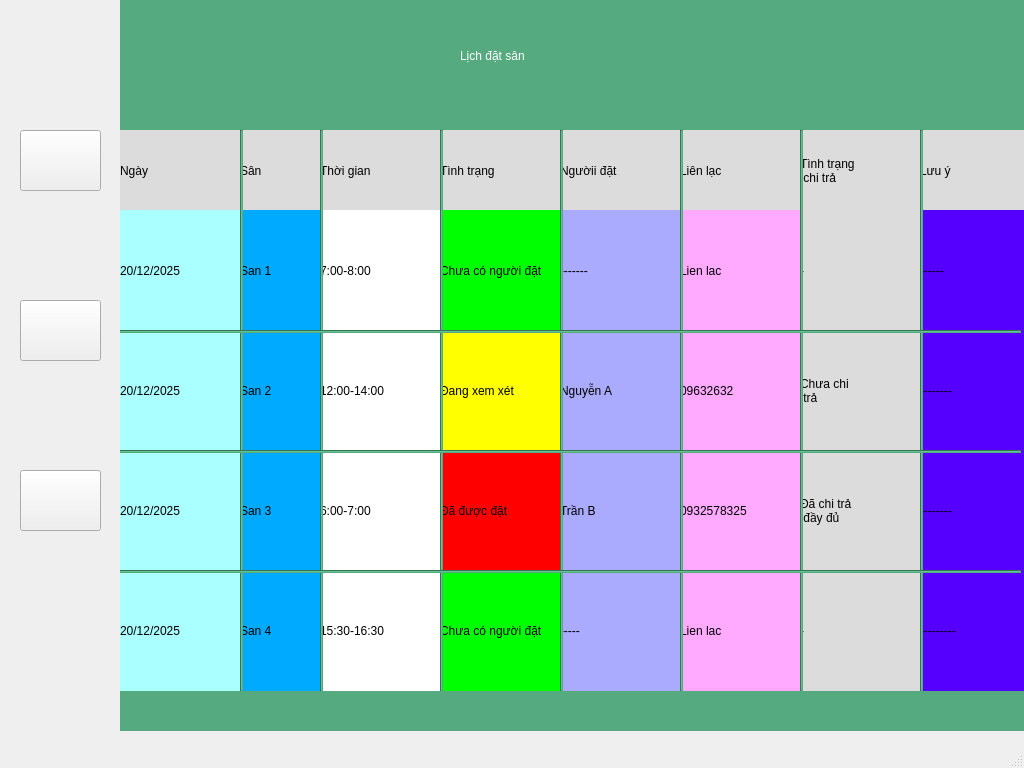
First picture: the form in ui/mainwindow.ui, repository NormalHumanUserName/python-app, before the edit.
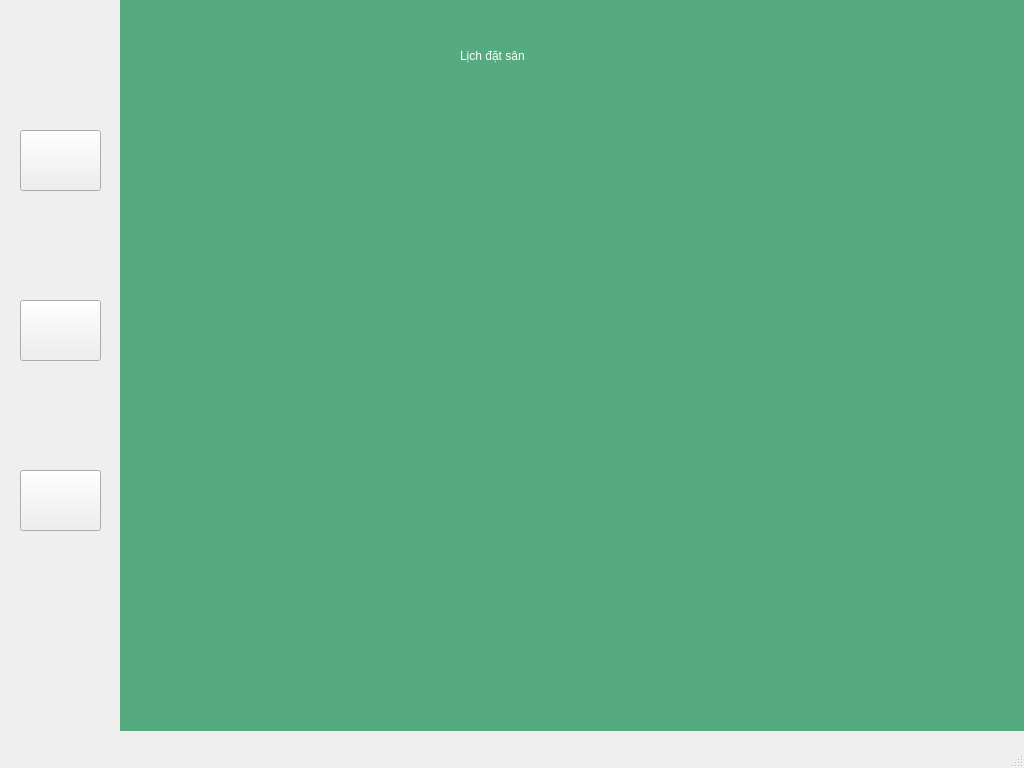
Second picture: the form after the edit. The open tabs and pages were chosen to show the change. Icons and pictures are not drawn.

```diff
--- a/ui/mainwindow.ui
+++ b/ui/mainwindow.ui
@@ -515,24 +515,6 @@
      </widget>
     </widget>
     <widget class="QWidget" name="page_2">
-     <widget class="QLabel" name="label_7">
-      <property name="geometry">
-       <rect>
-        <x>0</x>
-        <y>130</y>
-        <width>121</width>
-        <height>81</height>
-       </rect>
-      </property>
-      <property name="styleSheet">
-       <string notr="true">background-color:rgb(220, 220, 220);
-font: 14pt &quot;Segoe UI&quot;;
-</string>
-      </property>
-      <property name="text">
-       <string>Ngày</string>
-      </property>
-     </widget>
      <widget class="QLabel" name="label">
       <property name="geometry">
        <rect>
@@ -550,839 +532,14 @@
        <string>Lịch đặt sân</string>
       </property>
      </widget>
-     <widget class="QLabel" name="label_47">
+     <widget class="QWidget" name="widget" native="true">
       <property name="geometry">
        <rect>
-        <x>120</x>
-        <y>130</y>
-        <width>81</width>
-        <height>81</height>
-       </rect>
-      </property>
-      <property name="styleSheet">
-       <string notr="true">background-color:rgb(220,220,220);
-font: 14pt &quot;Segoe UI&quot;;
-</string>
-      </property>
-      <property name="text">
-       <string>Sân</string>
-      </property>
-     </widget>
-     <widget class="QLabel" name="label_48">
-      <property name="geometry">
-       <rect>
-        <x>200</x>
-        <y>130</y>
-        <width>121</width>
-        <height>81</height>
-       </rect>
-      </property>
-      <property name="styleSheet">
-       <string notr="true">background-color:rgb(220,220,220);
-font: 14pt &quot;Segoe UI&quot;;
-</string>
-      </property>
-      <property name="text">
-       <string>Thời gian</string>
-      </property>
-     </widget>
-     <widget class="QLabel" name="label_49">
-      <property name="geometry">
-       <rect>
-        <x>320</x>
-        <y>130</y>
-        <width>121</width>
-        <height>81</height>
-       </rect>
-      </property>
-      <property name="styleSheet">
-       <string notr="true">background-color:rgb(220,220,220);
-font: 14pt &quot;Segoe UI&quot;;
-</string>
-      </property>
-      <property name="text">
-       <string>Tình trạng</string>
-      </property>
-     </widget>
-     <widget class="QLabel" name="label_50">
-      <property name="geometry">
-       <rect>
-        <x>440</x>
-        <y>130</y>
-        <width>121</width>
-        <height>81</height>
-       </rect>
-      </property>
-      <property name="styleSheet">
-       <string notr="true">background-color:rgb(220,220,220);
-font: 14pt &quot;Segoe UI&quot;;
-</string>
-      </property>
-      <property name="text">
-       <string>Ngườii đặt</string>
-      </property>
-     </widget>
-     <widget class="QLabel" name="label_51">
-      <property name="geometry">
-       <rect>
-        <x>560</x>
-        <y>130</y>
-        <width>121</width>
-        <height>81</height>
-       </rect>
-      </property>
-      <property name="styleSheet">
-       <string notr="true">background-color:rgb(220,220,220);
-font: 14pt &quot;Segoe UI&quot;;
-</string>
-      </property>
-      <property name="text">
-       <string>Liên lạc</string>
-      </property>
-     </widget>
-     <widget class="QLabel" name="label_52">
-      <property name="geometry">
-       <rect>
-        <x>680</x>
-        <y>130</y>
-        <width>121</width>
-        <height>81</height>
-       </rect>
-      </property>
-      <property name="styleSheet">
-       <string notr="true">background-color:rgb(220,220,220);
-font: 14pt &quot;Segoe UI&quot;;
-</string>
-      </property>
-      <property name="text">
-       <string>Tình trạng
- chi trả</string>
-      </property>
-     </widget>
-     <widget class="QLabel" name="label_53">
-      <property name="geometry">
-       <rect>
-        <x>800</x>
-        <y>130</y>
-        <width>111</width>
-        <height>81</height>
-       </rect>
-      </property>
-      <property name="styleSheet">
-       <string notr="true">background-color:rgb(220,220,220);
-font: 14pt &quot;Segoe UI&quot;;
-</string>
-      </property>
-      <property name="text">
-       <string>Lưu ý</string>
-      </property>
-     </widget>
-     <widget class="QLabel" name="label_8">
-      <property name="geometry">
-       <rect>
         <x>0</x>
-        <y>210</y>
-        <width>121</width>
-        <height>121</height>
-       </rect>
-      </property>
-      <property name="styleSheet">
-       <string notr="true">background-color:rgb(170, 255, 255);
-font: 14pt &quot;Segoe UI&quot;;
-</string>
-      </property>
-      <property name="text">
-       <string>20/12/2025</string>
-      </property>
-     </widget>
-     <widget class="QLabel" name="label_9">
-      <property name="geometry">
-       <rect>
-        <x>0</x>
-        <y>330</y>
-        <width>121</width>
-        <height>121</height>
-       </rect>
-      </property>
-      <property name="styleSheet">
-       <string notr="true">background-color:rgb(170, 255, 255);
-font: 14pt &quot;Segoe UI&quot;;
-</string>
-      </property>
-      <property name="text">
-       <string>20/12/2025</string>
-      </property>
-     </widget>
-     <widget class="QLabel" name="label_10">
-      <property name="geometry">
-       <rect>
-        <x>0</x>
-        <y>450</y>
-        <width>121</width>
-        <height>121</height>
-       </rect>
-      </property>
-      <property name="styleSheet">
-       <string notr="true">background-color:rgb(170, 255, 255);
-font: 14pt &quot;Segoe UI&quot;;
-</string>
-      </property>
-      <property name="text">
-       <string>20/12/2025</string>
-      </property>
-     </widget>
-     <widget class="QLabel" name="label_11">
-      <property name="geometry">
-       <rect>
-        <x>0</x>
-        <y>570</y>
-        <width>121</width>
-        <height>121</height>
-       </rect>
-      </property>
-      <property name="styleSheet">
-       <string notr="true">background-color:rgb(170, 255, 255);
-font: 14pt &quot;Segoe UI&quot;;
-</string>
-      </property>
-      <property name="text">
-       <string>20/12/2025</string>
-      </property>
-     </widget>
-     <widget class="QLabel" name="label_54">
-      <property name="geometry">
-       <rect>
-        <x>120</x>
-        <y>210</y>
-        <width>81</width>
-        <height>121</height>
-       </rect>
-      </property>
-      <property name="styleSheet">
-       <string notr="true">background-color:rgb(0, 170, 255);
-font: 14pt &quot;Segoe UI&quot;;
-</string>
-      </property>
-      <property name="text">
-       <string>San 1</string>
-      </property>
-     </widget>
-     <widget class="QLabel" name="label_55">
-      <property name="geometry">
-       <rect>
-        <x>120</x>
-        <y>330</y>
-        <width>81</width>
-        <height>121</height>
-       </rect>
-      </property>
-      <property name="styleSheet">
-       <string notr="true">background-color:rgb(0, 170, 255);
-font: 14pt &quot;Segoe UI&quot;;
-</string>
-      </property>
-      <property name="text">
-       <string>San 2</string>
-      </property>
-     </widget>
-     <widget class="QLabel" name="label_56">
-      <property name="geometry">
-       <rect>
-        <x>120</x>
-        <y>450</y>
-        <width>81</width>
-        <height>121</height>
-       </rect>
-      </property>
-      <property name="styleSheet">
-       <string notr="true">background-color:rgb(0, 170, 255);
-font: 14pt &quot;Segoe UI&quot;;
-</string>
-      </property>
-      <property name="text">
-       <string>San 3</string>
-      </property>
-     </widget>
-     <widget class="QLabel" name="label_57">
-      <property name="geometry">
-       <rect>
-        <x>120</x>
-        <y>570</y>
-        <width>81</width>
-        <height>121</height>
-       </rect>
-      </property>
-      <property name="styleSheet">
-       <string notr="true">background-color:rgb(0, 170, 255);
-font: 14pt &quot;Segoe UI&quot;;
-</string>
-      </property>
-      <property name="text">
-       <string>San 4</string>
-      </property>
-     </widget>
-     <widget class="QLabel" name="label_58">
-      <property name="geometry">
-       <rect>
-        <x>200</x>
-        <y>210</y>
-        <width>121</width>
-        <height>121</height>
-       </rect>
-      </property>
-      <property name="styleSheet">
-       <string notr="true">background-color:rgb(255, 255, 255);
-font: 14pt &quot;Segoe UI&quot;;
-</string>
-      </property>
-      <property name="text">
-       <string>7:00-8:00</string>
-      </property>
-     </widget>
-     <widget class="QLabel" name="label_59">
-      <property name="geometry">
-       <rect>
-        <x>200</x>
-        <y>330</y>
-        <width>121</width>
-        <height>121</height>
-       </rect>
-      </property>
-      <property name="styleSheet">
-       <string notr="true">background-color:rgb(255, 255, 255);
-font: 14pt &quot;Segoe UI&quot;;
-</string>
-      </property>
-      <property name="text">
-       <string>12:00-14:00</string>
-      </property>
-     </widget>
-     <widget class="QLabel" name="label_60">
-      <property name="geometry">
-       <rect>
-        <x>200</x>
-        <y>450</y>
-        <width>121</width>
-        <height>121</height>
-       </rect>
-      </property>
-      <property name="styleSheet">
-       <string notr="true">background-color:rgb(255, 255, 255);
-font: 14pt &quot;Segoe UI&quot;;
-</string>
-      </property>
-      <property name="text">
-       <string>6:00-7:00</string>
-      </property>
-     </widget>
-     <widget class="QLabel" name="label_61">
-      <property name="geometry">
-       <rect>
-        <x>200</x>
-        <y>570</y>
-        <width>121</width>
-        <height>121</height>
-       </rect>
-      </property>
-      <property name="styleSheet">
-       <string notr="true">background-color:rgb(255, 255, 255);
-font: 14pt &quot;Segoe UI&quot;;
-</string>
-      </property>
-      <property name="text">
-       <string>15:30-16:30</string>
-      </property>
-     </widget>
-     <widget class="QLabel" name="label_62">
-      <property name="geometry">
-       <rect>
-        <x>320</x>
-        <y>210</y>
-        <width>121</width>
-        <height>121</height>
-       </rect>
-      </property>
-      <property name="styleSheet">
-       <string notr="true">background-color:rgb(0, 255, 0);
-font: 14pt &quot;Segoe UI&quot;;
-</string>
-      </property>
-      <property name="text">
-       <string>Chưa có người đặt</string>
-      </property>
-     </widget>
-     <widget class="QLabel" name="label_63">
-      <property name="geometry">
-       <rect>
-        <x>320</x>
-        <y>330</y>
-        <width>121</width>
-        <height>121</height>
-       </rect>
-      </property>
-      <property name="styleSheet">
-       <string notr="true">background-color:rgb(255, 255, 0);
-font: 14pt &quot;Segoe UI&quot;;
-</string>
-      </property>
-      <property name="text">
-       <string>Đang xem xét</string>
-      </property>
-     </widget>
-     <widget class="QLabel" name="label_64">
-      <property name="geometry">
-       <rect>
-        <x>320</x>
-        <y>450</y>
-        <width>121</width>
-        <height>121</height>
-       </rect>
-      </property>
-      <property name="styleSheet">
-       <string notr="true">background-color:rgb(255, 0, 0);
-font: 14pt &quot;Segoe UI&quot;;
-</string>
-      </property>
-      <property name="text">
-       <string>Đã được đặt</string>
-      </property>
-     </widget>
-     <widget class="QLabel" name="label_65">
-      <property name="geometry">
-       <rect>
-        <x>320</x>
-        <y>570</y>
-        <width>121</width>
-        <height>121</height>
-       </rect>
-      </property>
-      <property name="styleSheet">
-       <string notr="true">background-color:rgb(0, 255, 0);
-font: 14pt &quot;Segoe UI&quot;;
-</string>
-      </property>
-      <property name="text">
-       <string>Chưa có người đặt</string>
-      </property>
-     </widget>
-     <widget class="QLabel" name="label_66">
-      <property name="geometry">
-       <rect>
-        <x>440</x>
-        <y>210</y>
-        <width>121</width>
-        <height>121</height>
-       </rect>
-      </property>
-      <property name="styleSheet">
-       <string notr="true">background-color:rgb(170, 170, 255);
-font: 14pt &quot;Segoe UI&quot;;
-</string>
-      </property>
-      <property name="text">
-       <string>-------</string>
-      </property>
-     </widget>
-     <widget class="QLabel" name="label_67">
-      <property name="geometry">
-       <rect>
-        <x>440</x>
-        <y>330</y>
-        <width>121</width>
-        <height>121</height>
-       </rect>
-      </property>
-      <property name="styleSheet">
-       <string notr="true">background-color:rgb(170, 170, 255);
-font: 14pt &quot;Segoe UI&quot;;
-</string>
-      </property>
-      <property name="text">
-       <string>Nguyễn A</string>
-      </property>
-     </widget>
-     <widget class="QLabel" name="label_68">
-      <property name="geometry">
-       <rect>
-        <x>440</x>
-        <y>450</y>
-        <width>121</width>
-        <height>121</height>
-       </rect>
-      </property>
-      <property name="styleSheet">
-       <string notr="true">background-color:rgb(170, 170, 255);
-font: 14pt &quot;Segoe UI&quot;;
-</string>
-      </property>
-      <property name="text">
-       <string>Trần B</string>
-      </property>
-     </widget>
-     <widget class="QLabel" name="label_69">
-      <property name="geometry">
-       <rect>
-        <x>440</x>
-        <y>570</y>
-        <width>121</width>
-        <height>121</height>
-       </rect>
-      </property>
-      <property name="styleSheet">
-       <string notr="true">background-color:rgb(170, 170, 255);
-font: 14pt &quot;Segoe UI&quot;;
-</string>
-      </property>
-      <property name="text">
-       <string>-----</string>
-      </property>
-     </widget>
-     <widget class="QLabel" name="label_70">
-      <property name="geometry">
-       <rect>
-        <x>560</x>
-        <y>210</y>
-        <width>121</width>
-        <height>121</height>
-       </rect>
-      </property>
-      <property name="styleSheet">
-       <string notr="true">background-color:rgb(255, 170, 255);
-font: 14pt &quot;Segoe UI&quot;;
-</string>
-      </property>
-      <property name="text">
-       <string>Lien lac</string>
-      </property>
-     </widget>
-     <widget class="QLabel" name="label_71">
-      <property name="geometry">
-       <rect>
-        <x>560</x>
-        <y>330</y>
-        <width>121</width>
-        <height>121</height>
-       </rect>
-      </property>
-      <property name="styleSheet">
-       <string notr="true">background-color:rgb(255, 170, 255);
-font: 14pt &quot;Segoe UI&quot;;
-</string>
-      </property>
-      <property name="text">
-       <string>09632632</string>
-      </property>
-     </widget>
-     <widget class="QLabel" name="label_72">
-      <property name="geometry">
-       <rect>
-        <x>560</x>
-        <y>450</y>
-        <width>121</width>
-        <height>121</height>
-       </rect>
-      </property>
-      <property name="styleSheet">
-       <string notr="true">background-color:rgb(255, 170, 255);
-font: 14pt &quot;Segoe UI&quot;;
-</string>
-      </property>
-      <property name="text">
-       <string>0932578325</string>
-      </property>
-     </widget>
-     <widget class="QLabel" name="label_73">
-      <property name="geometry">
-       <rect>
-        <x>560</x>
-        <y>570</y>
-        <width>121</width>
-        <height>121</height>
-       </rect>
-      </property>
-      <property name="styleSheet">
-       <string notr="true">background-color:rgb(255, 170, 255);
-font: 14pt &quot;Segoe UI&quot;;
-</string>
-      </property>
-      <property name="text">
-       <string>Lien lac</string>
-      </property>
-     </widget>
-     <widget class="QLabel" name="label_74">
-      <property name="geometry">
-       <rect>
-        <x>680</x>
-        <y>210</y>
-        <width>121</width>
-        <height>121</height>
-       </rect>
-      </property>
-      <property name="styleSheet">
-       <string notr="true">background-color:rgb(220,220,220);
-font: 14pt &quot;Segoe UI&quot;;
-</string>
-      </property>
-      <property name="text">
-       <string>-</string>
-      </property>
-     </widget>
-     <widget class="QLabel" name="label_75">
-      <property name="geometry">
-       <rect>
-        <x>680</x>
-        <y>330</y>
-        <width>121</width>
-        <height>121</height>
-       </rect>
-      </property>
-      <property name="styleSheet">
-       <string notr="true">background-color:rgb(220,220,220);
-font: 14pt &quot;Segoe UI&quot;;
-</string>
-      </property>
-      <property name="text">
-       <string>Chưa chi
- trả</string>
-      </property>
-     </widget>
-     <widget class="QLabel" name="label_76">
-      <property name="geometry">
-       <rect>
-        <x>680</x>
-        <y>450</y>
-        <width>121</width>
-        <height>121</height>
-       </rect>
-      </property>
-      <property name="styleSheet">
-       <string notr="true">background-color:rgb(220,220,220);
-font: 14pt &quot;Segoe UI&quot;;
-</string>
-      </property>
-      <property name="text">
-       <string>Đã chi trả
- đầy đủ</string>
-      </property>
-     </widget>
-     <widget class="QLabel" name="label_77">
-      <property name="geometry">
-       <rect>
-        <x>680</x>
-        <y>570</y>
-        <width>121</width>
-        <height>121</height>
-       </rect>
-      </property>
-      <property name="styleSheet">
-       <string notr="true">background-color:rgb(220,220,220);
-font: 14pt &quot;Segoe UI&quot;;
-</string>
-      </property>
-      <property name="text">
-       <string>-</string>
-      </property>
-     </widget>
-     <widget class="QLabel" name="label_78">
-      <property name="geometry">
-       <rect>
-        <x>800</x>
-        <y>210</y>
-        <width>111</width>
-        <height>121</height>
-       </rect>
-      </property>
-      <property name="styleSheet">
-       <string notr="true">background-color:rgb(85, 0, 255);
-font: 14pt &quot;Segoe UI&quot;;
-</string>
-      </property>
-      <property name="text">
-       <string>------</string>
-      </property>
-     </widget>
-     <widget class="QLabel" name="label_79">
-      <property name="geometry">
-       <rect>
-        <x>800</x>
-        <y>330</y>
-        <width>111</width>
-        <height>121</height>
-       </rect>
-      </property>
-      <property name="styleSheet">
-       <string notr="true">background-color:rgb(85, 0, 255);
-font: 14pt &quot;Segoe UI&quot;;
-</string>
-      </property>
-      <property name="text">
-       <string>--------</string>
-      </property>
-     </widget>
-     <widget class="QLabel" name="label_80">
-      <property name="geometry">
-       <rect>
-        <x>800</x>
-        <y>450</y>
-        <width>111</width>
-        <height>121</height>
-       </rect>
-      </property>
-      <property name="styleSheet">
-       <string notr="true">background-color:rgb(85, 0, 255);
-font: 14pt &quot;Segoe UI&quot;;
-</string>
-      </property>
-      <property name="text">
-       <string>--------</string>
-      </property>
-     </widget>
-     <widget class="QLabel" name="label_81">
-      <property name="geometry">
-       <rect>
-        <x>800</x>
-        <y>570</y>
-        <width>111</width>
-        <height>121</height>
-       </rect>
-      </property>
-      <property name="styleSheet">
-       <string notr="true">background-color:rgb(85, 0, 255);
-font: 14pt &quot;Segoe UI&quot;;
-</string>
-      </property>
-      <property name="text">
-       <string>---------</string>
-      </property>
-     </widget>
-     <widget class="Line" name="line">
-      <property name="geometry">
-       <rect>
-        <x>120</x>
-        <y>130</y>
-        <width>3</width>
-        <height>561</height>
-       </rect>
-      </property>
-      <property name="orientation">
-       <enum>Qt::Orientation::Vertical</enum>
-      </property>
-     </widget>
-     <widget class="Line" name="line_2">
-      <property name="geometry">
-       <rect>
-        <x>200</x>
-        <y>130</y>
-        <width>3</width>
-        <height>561</height>
-       </rect>
-      </property>
-      <property name="orientation">
-       <enum>Qt::Orientation::Vertical</enum>
-      </property>
-     </widget>
-     <widget class="Line" name="line_3">
-      <property name="geometry">
-       <rect>
-        <x>320</x>
-        <y>130</y>
-        <width>3</width>
-        <height>561</height>
-       </rect>
-      </property>
-      <property name="orientation">
-       <enum>Qt::Orientation::Vertical</enum>
-      </property>
-     </widget>
-     <widget class="Line" name="line_4">
-      <property name="geometry">
-       <rect>
-        <x>440</x>
-        <y>130</y>
-        <width>3</width>
-        <height>561</height>
-       </rect>
-      </property>
-      <property name="orientation">
-       <enum>Qt::Orientation::Vertical</enum>
-      </property>
-     </widget>
-     <widget class="Line" name="line_5">
-      <property name="geometry">
-       <rect>
-        <x>560</x>
-        <y>130</y>
-        <width>3</width>
-        <height>561</height>
-       </rect>
-      </property>
-      <property name="orientation">
-       <enum>Qt::Orientation::Vertical</enum>
-      </property>
-     </widget>
-     <widget class="Line" name="line_6">
-      <property name="geometry">
-       <rect>
-        <x>680</x>
-        <y>130</y>
-        <width>3</width>
-        <height>561</height>
-       </rect>
-      </property>
-      <property name="orientation">
-       <enum>Qt::Orientation::Vertical</enum>
-      </property>
-     </widget>
-     <widget class="Line" name="line_7">
-      <property name="geometry">
-       <rect>
-        <x>800</x>
-        <y>130</y>
-        <width>3</width>
-        <height>561</height>
-       </rect>
-      </property>
-      <property name="orientation">
-       <enum>Qt::Orientation::Vertical</enum>
-      </property>
-     </widget>
-     <widget class="Line" name="line_8">
-      <property name="geometry">
-       <rect>
-        <x>0</x>
-        <y>330</y>
+        <y>110</y>
         <width>901</width>
-        <height>3</height>
+        <height>611</height>
        </rect>
-      </property>
-      <property name="orientation">
-       <enum>Qt::Orientation::Horizontal</enum>
-      </property>
-     </widget>
-     <widget class="Line" name="line_9">
-      <property name="geometry">
-       <rect>
-        <x>0</x>
-        <y>450</y>
-        <width>901</width>
-        <height>3</height>
-       </rect>
-      </property>
-      <property name="orientation">
-       <enum>Qt::Orientation::Horizontal</enum>
-      </property>
-     </widget>
-     <widget class="Line" name="line_10">
-      <property name="geometry">
-       <rect>
-        <x>0</x>
-        <y>570</y>
-        <width>901</width>
-        <height>3</height>
-       </rect>
-      </property>
-      <property name="orientation">
-       <enum>Qt::Orientation::Horizontal</enum>
       </property>
      </widget>
     </widget>
```
Left out of the diff: 157 changed lines with no effect on the pictures.
